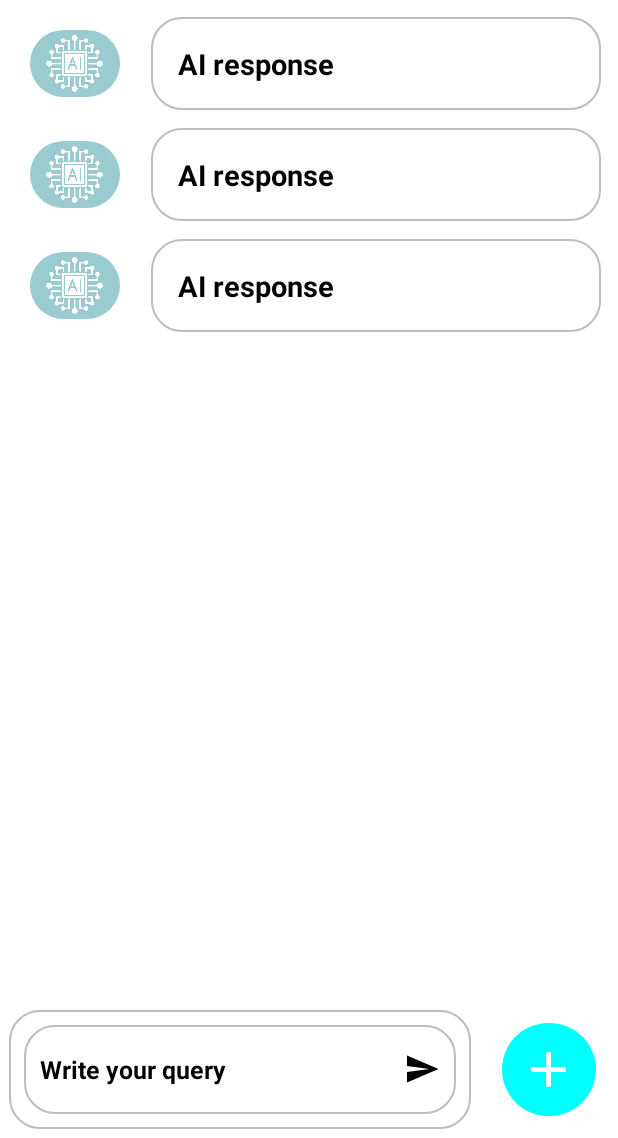
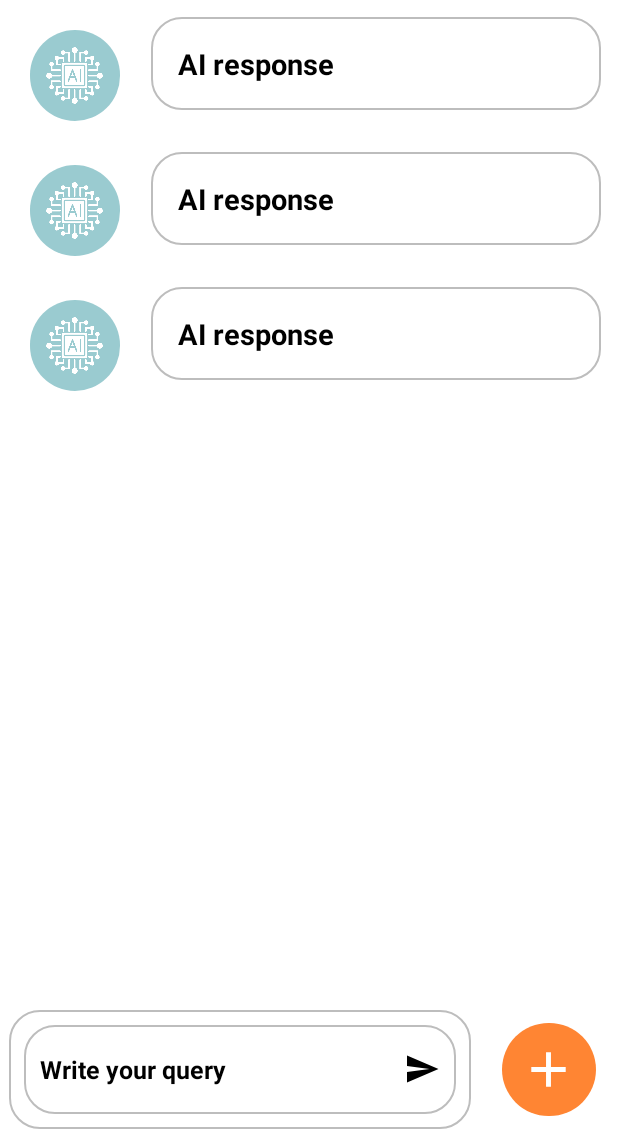
Before and after one commit to PriyanshuRaut/Mathify, an Android app: the layout activity_main.xml on its own in the app's theme, with its tools: preview values and no code run, on a phone screen of 412 x 824 dp, the part 98-1236 px from its top. Run offline under Robolectric (Android 15) with nearby library versions, the phone set to English and light mode, and no system bars.

Commit message:
Java Code.

```diff
--- a/app/src/main/res/drawable/circle_bg_2.xml
+++ b/app/src/main/res/drawable/circle_bg_2.xml
@@ -1,4 +1,4 @@
 <shape xmlns:android="http://schemas.android.com/apk/res/android">
-    <solid android:color="#00ffff"/>
+    <solid android:color="#ff8533"/>
     <corners android:radius="50dp"/>
 </shape>
--- a/app/src/main/res/layout/activity_main.xml
+++ b/app/src/main/res/layout/activity_main.xml
@@ -7,6 +7,7 @@
     android:layout_width="match_parent"
     android:layout_height="match_parent"
     android:background="@color/white"
+    android:clipToPadding="false"
     tools:context=".MainActivity">
 
     <TextView
@@ -51,13 +52,16 @@
         android:padding="@dimen/_1sdp"
         app:layout_constraintBottom_toTopOf="@+id/linearLayout"
         app:layout_constraintTop_toBottomOf="@+id/history_layout"
-        tools:layout_editor_absoluteX="5dp"
+        app:layout_constraintVertical_bias="0.0"
+        tools:layout_editor_absoluteX="7dp"
         tools:listitem="@layout/chat_list_ai" />
 
     <LinearLayout
         android:id="@+id/linearLayout"
         android:layout_width="match_parent"
         android:layout_height="@dimen/_70sdp"
+        android:clipChildren="false"
+        android:clipToPadding="false"
         app:layout_constraintBottom_toBottomOf="parent"
         app:layout_constraintEnd_toEndOf="parent"
         app:layout_constraintStart_toStartOf="parent"
@@ -72,9 +76,7 @@
             android:background="@drawable/text_background"
             android:orientation="vertical"
             android:padding="7dp"
-            android:weightSum="10"
-            tools:layout_editor_absoluteX="72dp"
-            tools:layout_editor_absoluteY="102dp">
+            android:weightSum="10">
 
             <EditText
                 android:id="@+id/query_view"
@@ -98,7 +100,9 @@
             android:layout_height="match_parent"
             android:layout_margin="7dp"
             android:layout_weight="2"
-            android:padding="7dp">
+            android:padding="7dp"
+            android:clipChildren="false"
+            android:clipToPadding="false">
 
             <RelativeLayout
                 android:id="@+id/add_button_layout"
@@ -117,17 +121,21 @@
                     android:src="@drawable/ic_add"
                     app:tint="@color/white" />
             </RelativeLayout>
+        </androidx.constraintlayout.widget.ConstraintLayout>
+    </LinearLayout>
 
     <RelativeLayout
         android:id="@+id/mic_button_layout"
         android:layout_width="@dimen/_48sdp"
         android:layout_height="@dimen/_48sdp"
+        android:background="@drawable/circle_bg_2"
+        android:gravity="center"
         android:visibility="gone"
-                android:gravity="center"
-                android:background="@drawable/circle_bg_2"
-                app:layout_constraintBottom_toTopOf="@id/add_button_layout"
+        app:layout_constraintBottom_toBottomOf="@+id/recycler_view"
         app:layout_constraintEnd_toEndOf="parent"
+        app:layout_constraintHorizontal_bias="0.954"
         app:layout_constraintStart_toStartOf="parent">
+
         <ImageView
             android:id="@+id/mic_button"
             android:layout_width="@dimen/_30sdp"
@@ -141,20 +149,23 @@
         android:id="@+id/gallery_button_layout"
         android:layout_width="@dimen/_48sdp"
         android:layout_height="@dimen/_48sdp"
+        android:background="@drawable/circle_bg_2"
+        android:gravity="center"
         android:visibility="gone"
-                android:gravity="center"
-                android:background="@drawable/circle_bg_2"
-                app:layout_constraintTop_toBottomOf="@id/add_button_layout"
+        app:layout_constraintBottom_toTopOf="@+id/mic_button_layout"
         app:layout_constraintEnd_toEndOf="parent"
-                app:layout_constraintStart_toStartOf="parent">
+        app:layout_constraintHorizontal_bias="0.954"
+        app:layout_constraintStart_toStartOf="parent"
+        app:layout_constraintTop_toBottomOf="@+id/history_layout"
+        app:layout_constraintVertical_bias="0.979">
+
         <ImageView
             android:id="@+id/gallery_button"
             android:layout_width="@dimen/_30sdp"
             android:layout_height="@dimen/_30sdp"
             android:layout_centerInParent="true"
             android:src="@drawable/gallery"
-                    app:tint="@color/white" />
+            />
     </RelativeLayout>
+
 </androidx.constraintlayout.widget.ConstraintLayout>
-    </LinearLayout>
-</androidx.constraintlayout.widget.ConstraintLayout>
--- a/app/src/main/res/layout/chat_list_ai.xml
+++ b/app/src/main/res/layout/chat_list_ai.xml
@@ -11,7 +11,7 @@
         android:id="@+id/icon_container"
         android:layout_width="0dp"
         android:layout_weight="2"
-        android:layout_height="match_parent"
+        android:layout_height="@dimen/_58sdp"
         android:layout_margin="7dp"
         android:padding="7dp">
 
@@ -42,7 +42,7 @@
         android:id="@+id/ai_text_container"
         android:layout_width="0dp"
         android:layout_weight="8"
-        android:layout_height="match_parent"
+        android:layout_height="wrap_content"
         android:layout_margin="6dp"
         android:orientation="vertical"
         android:padding="7dp"
@@ -54,7 +54,7 @@
         <TextView
             android:id="@+id/ai_text"
             android:layout_width="match_parent"
-            android:layout_height="match_parent"
+            android:layout_height="wrap_content"
             android:layout_margin="@dimen/_3sdp"
             android:hint="AI response"
             android:padding="@dimen/_5sdp"
--- a/app/src/main/res/layout/chat_list_human.xml
+++ b/app/src/main/res/layout/chat_list_human.xml
@@ -11,7 +11,7 @@
         android:id="@+id/text_container"
         android:layout_width="0dp"
         android:layout_weight="8"
-        android:layout_height="match_parent"
+        android:layout_height="wrap_content"
         android:padding="7dp"
         android:layout_margin="6dp"
         android:orientation="vertical"
@@ -23,7 +23,7 @@
         <TextView
             android:id="@+id/your_text"
             android:layout_width="match_parent"
-            android:layout_height="match_parent"
+            android:layout_height="wrap_content"
             android:layout_margin="@dimen/_3sdp"
             android:hint="Your Text"
             android:padding="@dimen/_5sdp"
@@ -38,7 +38,7 @@
         android:id="@+id/icon_container"
         android:layout_width="0dp"
         android:layout_weight="2"
-        android:layout_height="match_parent"
+        android:layout_height="@dimen/_58sdp"
         android:padding="7dp"
         android:layout_margin="7dp">
 
```
Lines whose indentation alone changed are shown as unchanged.
